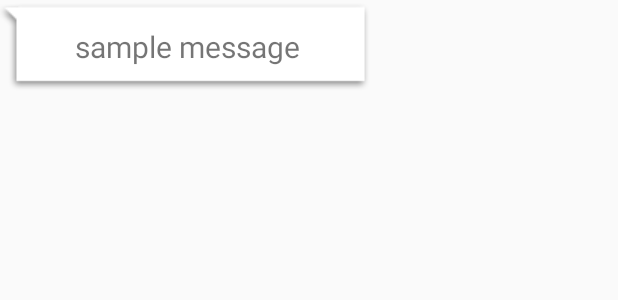
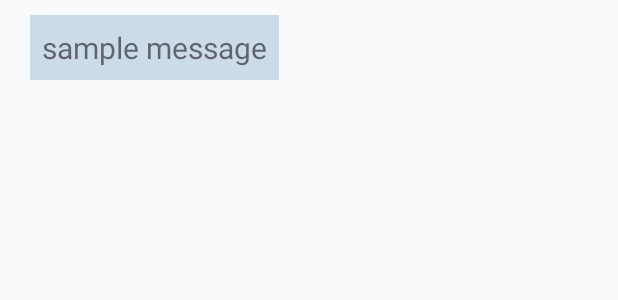
Before and after one commit to abhishekramkrishna002/aptamitraUser, an Android app: the layout chat_list_item_1.xml on its own in the app's theme, with its tools: preview values and no code run, on a phone screen of 412 x 824 dp. Shown: the top 300 px of the screen. Run offline under Robolectric (Android 15) with nearby library versions, the phone set to English and light mode, and no system bars.

Commit message:
abhishek::12:47::some bugs fixed

```diff
--- a/app/src/main/java/async_tasks/ChatAsyncTask.java
+++ b/app/src/main/java/async_tasks/ChatAsyncTask.java
@@ -41,7 +41,7 @@ public class ChatAsyncTask extends AsyncTask<String, Integer, String> {
 
     @Override
     protected String doInBackground(String... params) {
-        publishProgress(0);
+        //publishProgress(0);
         HttpClient httpclient = new DefaultHttpClient();
 
         HttpPost httppost = new HttpPost(activity.getResources().getString(R.string.chat_link));
--- a/app/src/main/res/layout/chat_list_item_1.xml
+++ b/app/src/main/res/layout/chat_list_item_1.xml
@@ -1,18 +1,22 @@
 <?xml version="1.0" encoding="utf-8"?>
 <LinearLayout xmlns:android="http://schemas.android.com/apk/res/android"
-    android:layout_width="wrap_content"
+    android:layout_width="300dp"
     android:layout_height="wrap_content"
-    android:gravity="center"
-    android:background="@drawable/icon_message_container"
     android:orientation="horizontal"
     >
-
     <TextView
         android:layout_width="wrap_content"
         android:layout_height="wrap_content"
         android:text="sample message"
         android:id="@+id/message"
+        android:background="#ccdbe8"
+        android:layout_marginTop="10dp"
+        android:layout_marginLeft="20dp"
+        android:layout_marginRight="10dp"
+        android:paddingLeft="8dp"
+        android:paddingRight="8dp"
+        android:paddingTop="8dp"
+        android:paddingBottom="8dp"
         android:textSize="20sp"
        />
-
 </LinearLayout>
```
Also changed, not shown: app/src/main/java/globalclass/GlobalClass.java (+3 -18 lines), app/src/main/java/in/aptamitra/activities/ChatActivity.java (+13 -7 lines), app/src/main/res/layout/chat_list_item_2.xml (+9 -3 lines).
